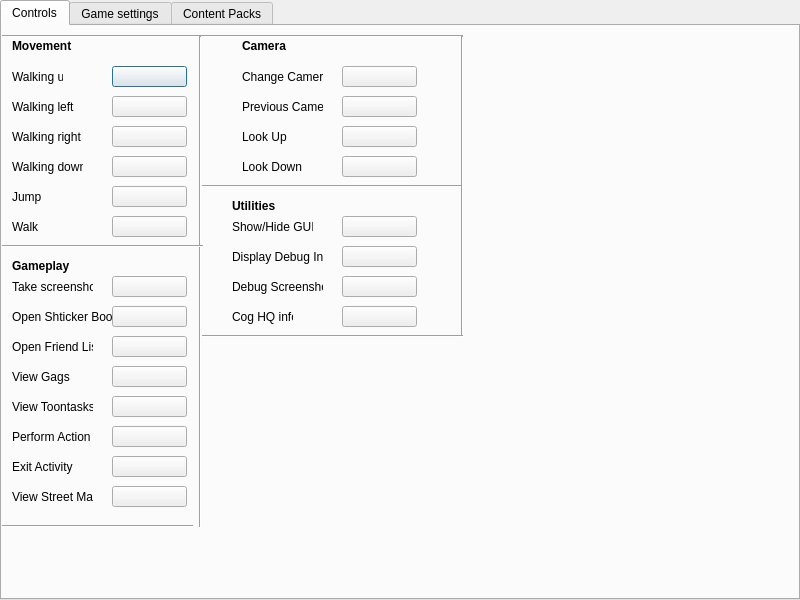
The window that ui/optionsMenu.ui (CrankySupertoon/ToontownServer) describes before a commit, drawn with Qt 5.
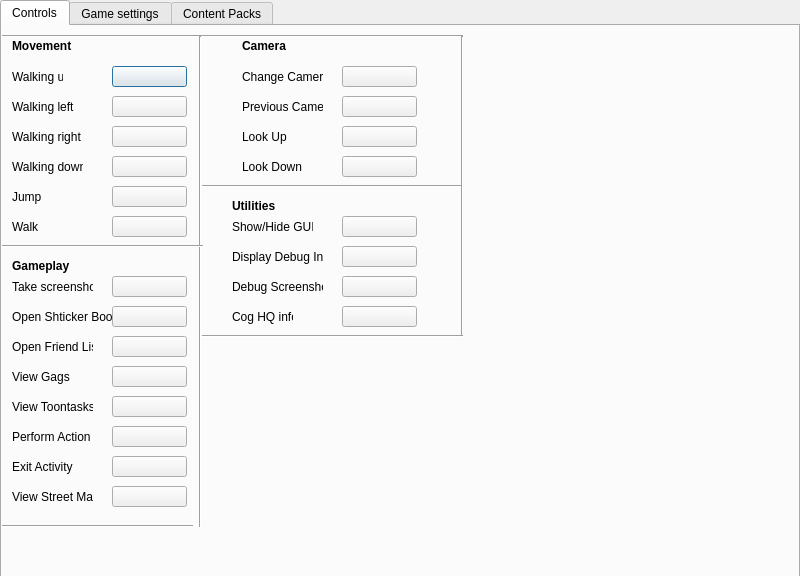
The same window after the commit.

The edit to the form file:
```diff
--- a/ui/optionsMenu.ui
+++ b/ui/optionsMenu.ui
@@ -7,7 +7,7 @@
     <x>0</x>
     <y>0</y>
     <width>800</width>
-    <height>600</height>
+    <height>576</height>
    </rect>
   </property>
   <property name="maximumSize">
```
Left out of the diff: 2 changed lines with no effect on the pictures.
